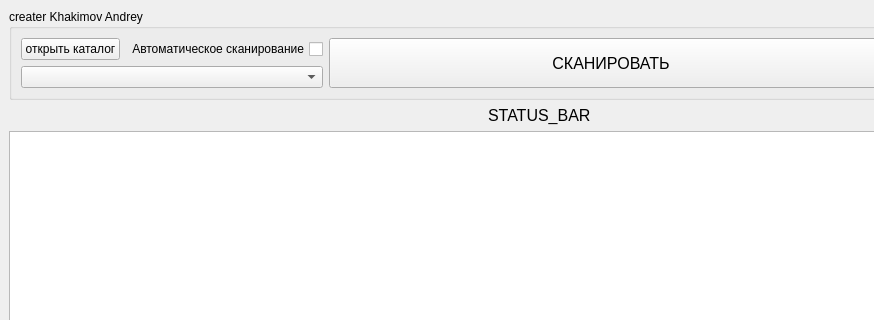
Above: mainwindow.ui from hakim-xac/wstr6_qt before the change; both pictures show x 0 to 874 and y 0 to 320 of the 1079 by 559 pixel window. Below: the same form after it.
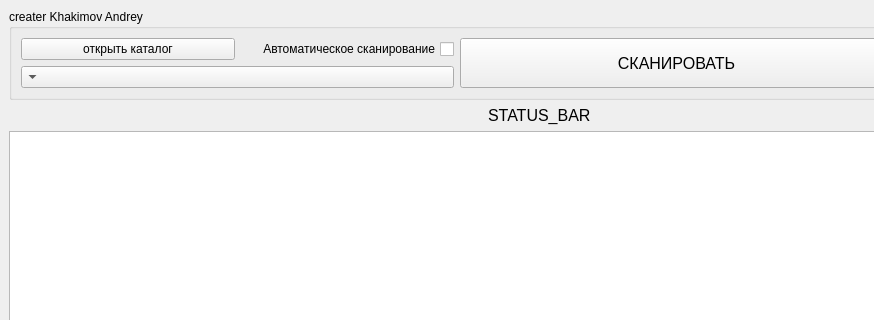
That is the form after the change.

What changed in the file:
```diff
--- a/mainwindow.ui
+++ b/mainwindow.ui
@@ -55,12 +55,30 @@
          </item>
          <item>
           <widget class="QComboBox" name="paths">
+           <property name="sizePolicy">
+            <sizepolicy hsizetype="MinimumExpanding" vsizetype="Fixed">
+             <horstretch>0</horstretch>
+             <verstretch>0</verstretch>
+            </sizepolicy>
+           </property>
            <property name="minimumSize">
             <size>
              <width>200</width>
              <height>0</height>
             </size>
            </property>
+           <property name="cursor">
+            <cursorShape>PointingHandCursor</cursorShape>
+           </property>
+           <property name="contextMenuPolicy">
+            <enum>Qt::DefaultContextMenu</enum>
+           </property>
+           <property name="layoutDirection">
+            <enum>Qt::RightToLeft</enum>
+           </property>
+           <property name="sizeAdjustPolicy">
+            <enum>QComboBox::AdjustToContentsOnFirstShow</enum>
+           </property>
           </widget>
          </item>
         </layout>
```
